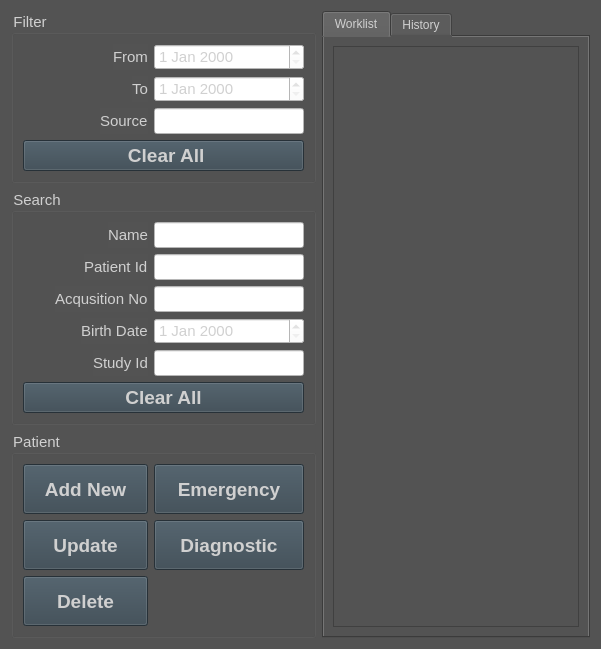
Qt form View/Page/WorklistPage.ui (altay-brusan/etrek) before a commit.
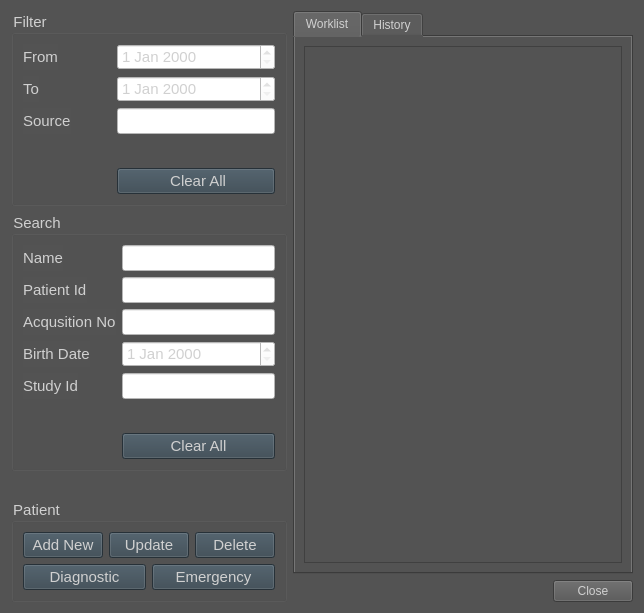
The same form after that commit. The open tabs and pages were chosen to show the change. Icons and pictures are not drawn.

Diff of the .ui file:
```diff
--- a/View/Page/WorklistPage.ui
+++ b/View/Page/WorklistPage.ui
@@ -6,7 +6,7 @@
    <rect>
     <x>0</x>
     <y>0</y>
-    <width>601</width>
+    <width>644</width>
     <height>613</height>
    </rect>
   </property>
@@ -17,9 +17,9 @@
    <string notr="true">background-color: rgb(83, 83, 83);
 color: rgb(208, 208, 208); </string>
   </property>
-  <layout class="QHBoxLayout" name="horizontalLayout_11" stretch="1,9">
+  <layout class="QHBoxLayout" name="horizontalLayout_3" stretch="1,3">
    <item>
-    <layout class="QVBoxLayout" name="verticalLayout_3">
+    <layout class="QVBoxLayout" name="verticalLayout_2">
      <item>
       <widget class="QGroupBox" name="filterGroupBox">
        <property name="font">
@@ -33,22 +33,63 @@
        <property name="title">
         <string>Filter</string>
        </property>
-       <layout class="QVBoxLayout" name="verticalLayout_2">
-        <item>
-         <layout class="QHBoxLayout" name="horizontalLayout_2">
-          <item>
-           <spacer name="horizontalSpacer_8">
+       <layout class="QFormLayout" name="formLayout">
+        <item row="7" column="1">
+         <widget class="QLineEdit" name="filterSourceLineEdit">
+          <property name="minimumSize">
+           <size>
+            <width>150</width>
+            <height>0</height>
+           </size>
+          </property>
+          <property name="font">
+           <font>
+            <pointsize>11</pointsize>
+           </font>
+          </property>
+          <property name="styleSheet">
+           <string notr="true">background-color: rgb(255, 255, 255);</string>
+          </property>
+         </widget>
+        </item>
+        <item row="10" column="1">
+         <spacer name="verticalSpacer_3">
             <property name="orientation">
-             <enum>Qt::Orientation::Horizontal</enum>
+           <enum>Qt::Orientation::Vertical</enum>
             </property>
             <property name="sizeHint" stdset="0">
              <size>
-              <width>40</width>
-              <height>20</height>
+            <width>20</width>
+            <height>40</height>
              </size>
             </property>
            </spacer>
           </item>
+        <item row="11" column="1">
+         <widget class="QPushButton" name="clearAllFilterFieldsBtn">
+          <property name="minimumSize">
+           <size>
+            <width>0</width>
+            <height>0</height>
+           </size>
+          </property>
+          <property name="font">
+           <font>
+            <family>Segoe UI</family>
+            <pointsize>11</pointsize>
+            <bold>false</bold>
+           </font>
+          </property>
+          <property name="styleSheet">
+           <string notr="true">background-color: rgb(54, 69, 79);</string>
+          </property>
+          <property name="text">
+           <string> Clear All</string>
+          </property>
+         </widget>
+        </item>
+        <item row="2" column="0">
+         <layout class="QHBoxLayout" name="horizontalLayout_4">
           <item>
            <widget class="QLabel" name="filterStartDateLbl">
             <property name="font">
@@ -62,7 +103,22 @@
            </widget>
           </item>
           <item>
-           <widget class="QDateEdit" name="filterStartDateEdit">
+           <spacer name="horizontalSpacer">
+            <property name="orientation">
+             <enum>Qt::Orientation::Horizontal</enum>
+            </property>
+            <property name="sizeHint" stdset="0">
+             <size>
+              <width>40</width>
+              <height>20</height>
+             </size>
+            </property>
+           </spacer>
+          </item>
+         </layout>
+        </item>
+        <item row="2" column="1">
+         <widget class="QDateEdit" name="filterDueDateEdit">
             <property name="minimumSize">
              <size>
               <width>150</width>
@@ -79,23 +135,8 @@
             </property>
            </widget>
           </item>
-         </layout>
-        </item>
-        <item>
-         <layout class="QHBoxLayout" name="horizontalLayout">
-          <item>
-           <spacer name="horizontalSpacer_7">
-            <property name="orientation">
-             <enum>Qt::Orientation::Horizontal</enum>
-            </property>
-            <property name="sizeHint" stdset="0">
-             <size>
-              <width>40</width>
-              <height>20</height>
-             </size>
-            </property>
-           </spacer>
-          </item>
+        <item row="4" column="0">
+         <layout class="QHBoxLayout" name="horizontalLayout_5">
           <item>
            <widget class="QLabel" name="filterDueDateLbl">
             <property name="font">
@@ -109,7 +150,22 @@
            </widget>
           </item>
           <item>
-           <widget class="QDateEdit" name="filterDueDateEdit">
+           <spacer name="horizontalSpacer_2">
+            <property name="orientation">
+             <enum>Qt::Orientation::Horizontal</enum>
+            </property>
+            <property name="sizeHint" stdset="0">
+             <size>
+              <width>40</width>
+              <height>20</height>
+             </size>
+            </property>
+           </spacer>
+          </item>
+         </layout>
+        </item>
+        <item row="4" column="1">
+         <widget class="QDateEdit" name="filterStartDateEdit">
             <property name="minimumSize">
              <size>
               <width>150</width>
@@ -126,26 +182,8 @@
             </property>
            </widget>
           </item>
-         </layout>
-        </item>
-        <item>
-         <layout class="QHBoxLayout" name="horizontalLayout_10">
-          <item>
-           <spacer name="horizontalSpacer_4">
-            <property name="orientation">
-             <enum>Qt::Orientation::Horizontal</enum>
-            </property>
-            <property name="sizeType">
-             <enum>QSizePolicy::Policy::Expanding</enum>
-            </property>
-            <property name="sizeHint" stdset="0">
-             <size>
-              <width>40</width>
-              <height>10</height>
-             </size>
-            </property>
-           </spacer>
-          </item>
+        <item row="7" column="0">
+         <layout class="QHBoxLayout" name="horizontalLayout_6">
           <item>
            <widget class="QLabel" name="filterSourceLbl">
             <property name="font">
@@ -159,60 +197,19 @@
            </widget>
           </item>
           <item>
-           <widget class="QLineEdit" name="filterSourceLineEdit">
-            <property name="minimumSize">
-             <size>
-              <width>150</width>
-              <height>0</height>
-             </size>
-            </property>
-            <property name="font">
-             <font>
-              <pointsize>11</pointsize>
-             </font>
-            </property>
-            <property name="styleSheet">
-             <string notr="true">background-color: rgb(255, 255, 255);</string>
-            </property>
-           </widget>
-          </item>
-         </layout>
-        </item>
-        <item>
-         <widget class="QPushButton" name="clearAllFilterFieldsBtn">
-          <property name="minimumSize">
-           <size>
-            <width>0</width>
-            <height>0</height>
-           </size>
-          </property>
-          <property name="font">
-           <font>
-            <family>Arial</family>
-            <pointsize>14</pointsize>
-            <bold>true</bold>
-           </font>
-          </property>
-          <property name="styleSheet">
-           <string notr="true">background-color: rgb(54, 69, 79);</string>
-          </property>
-          <property name="text">
-           <string> Clear All</string>
-          </property>
-         </widget>
-        </item>
-        <item>
-         <spacer name="verticalSpacer">
+           <spacer name="horizontalSpacer_3">
           <property name="orientation">
-           <enum>Qt::Orientation::Vertical</enum>
+             <enum>Qt::Orientation::Horizontal</enum>
           </property>
           <property name="sizeHint" stdset="0">
            <size>
-            <width>20</width>
-            <height>40</height>
+              <width>40</width>
+              <height>20</height>
            </size>
           </property>
          </spacer>
+          </item>
+         </layout>
         </item>
        </layout>
       </widget>
@@ -230,23 +227,8 @@
        <property name="title">
         <string>Search</string>
        </property>
-       <layout class="QVBoxLayout" name="verticalLayout">
-        <item>
-         <layout class="QHBoxLayout" name="horizontalLayout_3">
-          <item>
-           <spacer name="horizontalSpacer_2">
-            <property name="orientation">
-             <enum>Qt::Orientation::Horizontal</enum>
-            </property>
-            <property name="sizeHint" stdset="0">
-             <size>
-              <width>40</width>
-              <height>20</height>
-             </size>
-            </property>
-           </spacer>
-          </item>
-          <item>
+       <layout class="QFormLayout" name="formLayout_2">
+        <item row="0" column="0">
            <widget class="QLabel" name="searchNameLbl">
             <property name="font">
              <font>
@@ -258,7 +240,7 @@
             </property>
            </widget>
           </item>
-          <item>
+        <item row="0" column="1">
            <widget class="QLineEdit" name="searchNameLineEdit">
             <property name="minimumSize">
              <size>
@@ -276,24 +258,7 @@
             </property>
            </widget>
           </item>
-         </layout>
-        </item>
-        <item>
-         <layout class="QHBoxLayout" name="horizontalLayout_4">
-          <item>
-           <spacer name="horizontalSpacer">
-            <property name="orientation">
-             <enum>Qt::Orientation::Horizontal</enum>
-            </property>
-            <property name="sizeHint" stdset="0">
-             <size>
-              <width>40</width>
-              <height>20</height>
-             </size>
-            </property>
-           </spacer>
-          </item>
-          <item>
+        <item row="1" column="0">
            <widget class="QLabel" name="searchPatientIdLbl">
             <property name="font">
              <font>
@@ -305,7 +270,7 @@
             </property>
            </widget>
           </item>
-          <item>
+        <item row="1" column="1">
            <widget class="QLineEdit" name="searchPatientIdLineEdit">
             <property name="minimumSize">
              <size>
@@ -323,24 +288,7 @@
             </property>
            </widget>
           </item>
-         </layout>
-        </item>
-        <item>
-         <layout class="QHBoxLayout" name="horizontalLayout_5">
-          <item>
-           <spacer name="horizontalSpacer_5">
-            <property name="orientation">
-             <enum>Qt::Orientation::Horizontal</enum>
-            </property>
-            <property name="sizeHint" stdset="0">
-             <size>
-              <width>40</width>
-              <height>20</height>
-             </size>
-            </property>
-           </spacer>
-          </item>
-          <item>
+        <item row="2" column="0">
            <widget class="QLabel" name="searchAcquisionNoLbl">
             <property name="font">
              <font>
@@ -352,7 +300,7 @@
             </property>
            </widget>
           </item>
-          <item>
+        <item row="2" column="1">
            <widget class="QLineEdit" name="searchAcquisionNoLineEdit">
             <property name="minimumSize">
              <size>
@@ -370,24 +318,7 @@
             </property>
            </widget>
           </item>
-         </layout>
-        </item>
-        <item>
-         <layout class="QHBoxLayout" name="horizontalLayout_6">
-          <item>
-           <spacer name="horizontalSpacer_6">
-            <property name="orientation">
-             <enum>Qt::Orientation::Horizontal</enum>
-            </property>
-            <property name="sizeHint" stdset="0">
-             <size>
-              <width>40</width>
-              <height>20</height>
-             </size>
-            </property>
-           </spacer>
-          </item>
-          <item>
+        <item row="3" column="0">
            <widget class="QLabel" name="searchPatientBirthDateLbl">
             <property name="font">
              <font>
@@ -399,7 +330,7 @@
             </property>
            </widget>
           </item>
-          <item>
+        <item row="3" column="1">
            <widget class="QDateEdit" name="searchPatientBirthDateDateEdit">
             <property name="minimumSize">
              <size>
@@ -417,24 +348,7 @@
             </property>
            </widget>
           </item>
-         </layout>
-        </item>
-        <item>
-         <layout class="QHBoxLayout" name="horizontalLayout_7">
-          <item>
-           <spacer name="horizontalSpacer_3">
-            <property name="orientation">
-             <enum>Qt::Orientation::Horizontal</enum>
-            </property>
-            <property name="sizeHint" stdset="0">
-             <size>
-              <width>40</width>
-              <height>20</height>
-             </size>
-            </property>
-           </spacer>
-          </item>
-          <item>
+        <item row="4" column="0">
            <widget class="QLabel" name="searchStudyIdLbl">
             <property name="font">
              <font>
@@ -446,7 +360,7 @@
             </property>
            </widget>
           </item>
-          <item>
+        <item row="4" column="1">
            <widget class="QLineEdit" name="searchStudyIdTextEdit">
             <property name="minimumSize">
              <size>
@@ -464,9 +378,7 @@
             </property>
            </widget>
           </item>
-         </layout>
-        </item>
-        <item>
+        <item row="6" column="1">
          <widget class="QPushButton" name="clearAllSearchFieldsBtn">
           <property name="minimumSize">
            <size>
@@ -476,9 +388,9 @@
           </property>
           <property name="font">
            <font>
-            <family>Arial</family>
-            <pointsize>14</pointsize>
-            <bold>true</bold>
+            <family>Segoe UI</family>
+            <pointsize>11</pointsize>
+            <bold>false</bold>
            </font>
           </property>
           <property name="styleSheet">
@@ -489,9 +401,35 @@
           </property>
          </widget>
         </item>
+        <item row="5" column="1">
+         <spacer name="verticalSpacer_2">
+          <property name="orientation">
+           <enum>Qt::Orientation::Vertical</enum>
+          </property>
+          <property name="sizeHint" stdset="0">
+           <size>
+            <width>20</width>
+            <height>40</height>
+           </size>
+          </property>
+         </spacer>
+        </item>
        </layout>
       </widget>
      </item>
+     <item>
+      <spacer name="verticalSpacer">
+       <property name="orientation">
+        <enum>Qt::Orientation::Vertical</enum>
+       </property>
+       <property name="sizeHint" stdset="0">
+        <size>
+         <width>20</width>
+         <height>40</height>
+        </size>
+       </property>
+      </spacer>
+     </item>
      <item>
       <widget class="QGroupBox" name="worklistGroupBox">
        <property name="font">
@@ -505,20 +443,28 @@
        <property name="title">
         <string>Patient</string>
        </property>
-       <layout class="QFormLayout" name="formLayout">
-        <item row="0" column="0">
+       <layout class="QVBoxLayout" name="verticalLayout">
+        <item>
+         <layout class="QHBoxLayout" name="horizontalLayout">
+          <item>
          <widget class="QPushButton" name="addNewPatientBtn">
+            <property name="sizePolicy">
+             <sizepolicy hsizetype="Preferred" vsizetype="Preferred">
+              <horstretch>0</horstretch>
+              <verstretch>0</verstretch>
+             </sizepolicy>
+            </property>
           <property name="minimumSize">
            <size>
-            <width>125</width>
-            <height>50</height>
+              <width>0</width>
+              <height>0</height>
            </size>
           </property>
           <property name="font">
            <font>
-            <family>Arial</family>
-            <pointsize>14</pointsize>
-            <bold>true</bold>
+              <family>Segoe UI</family>
+              <pointsize>11</pointsize>
+              <bold>false</bold>
            </font>
           </property>
           <property name="styleSheet">
@@ -529,19 +475,116 @@
           </property>
          </widget>
         </item>
-        <item row="0" column="1">
+          <item>
+           <widget class="QPushButton" name="updatePatientBtn">
+            <property name="sizePolicy">
+             <sizepolicy hsizetype="Preferred" vsizetype="Preferred">
+              <horstretch>0</horstretch>
+              <verstretch>0</verstretch>
+             </sizepolicy>
+            </property>
+            <property name="minimumSize">
+             <size>
+              <width>0</width>
+              <height>0</height>
+             </size>
+            </property>
+            <property name="font">
+             <font>
+              <family>Segoe UI</family>
+              <pointsize>11</pointsize>
+              <bold>false</bold>
+             </font>
+            </property>
+            <property name="styleSheet">
+             <string notr="true">background-color: rgb(54, 69, 79);</string>
+            </property>
+            <property name="text">
+             <string>Update</string>
+            </property>
+           </widget>
+          </item>
+          <item>
+           <widget class="QPushButton" name="deletePatientBtn">
+            <property name="sizePolicy">
+             <sizepolicy hsizetype="Preferred" vsizetype="Preferred">
+              <horstretch>0</horstretch>
+              <verstretch>0</verstretch>
+             </sizepolicy>
+            </property>
+            <property name="minimumSize">
+             <size>
+              <width>0</width>
+              <height>0</height>
+             </size>
+            </property>
+            <property name="font">
+             <font>
+              <family>Segoe UI</family>
+              <pointsize>11</pointsize>
+              <bold>false</bold>
+             </font>
+            </property>
+            <property name="styleSheet">
+             <string notr="true">background-color: rgb(54, 69, 79);</string>
+            </property>
+            <property name="text">
+             <string>Delete</string>
+            </property>
+           </widget>
+          </item>
+         </layout>
+        </item>
+        <item>
+         <layout class="QHBoxLayout" name="horizontalLayout_2">
+          <item>
+           <widget class="QPushButton" name="nonDiagnosticBtn">
+            <property name="sizePolicy">
+             <sizepolicy hsizetype="Preferred" vsizetype="Preferred">
+              <horstretch>0</horstretch>
+              <verstretch>0</verstretch>
+             </sizepolicy>
+            </property>
+            <property name="minimumSize">
+             <size>
+              <width>0</width>
+              <height>0</height>
+             </size>
+            </property>
+            <property name="font">
+             <font>
+              <family>Segoe UI</family>
+              <pointsize>11</pointsize>
+              <bold>false</bold>
+             </font>
+            </property>
+            <property name="styleSheet">
+             <string notr="true">background-color: rgb(54, 69, 79);</string>
+            </property>
+            <property name="text">
+             <string>Diagnostic</string>
+            </property>
+           </widget>
+          </item>
+          <item>
          <widget class="QPushButton" name="emergencyPatientBtn">
+            <property name="sizePolicy">
+             <sizepolicy hsizetype="Preferred" vsizetype="Preferred">
+              <horstretch>0</horstretch>
+              <verstretch>0</verstretch>
+             </sizepolicy>
+            </property>
           <property name="minimumSize">
            <size>
-            <width>125</width>
-            <height>50</height>
+              <width>0</width>
+              <height>0</height>
            </size>
           </property>
           <property name="font">
            <font>
-            <family>Arial</family>
-            <pointsize>14</pointsize>
-            <bold>true</bold>
+              <family>Segoe UI</family>
+              <pointsize>11</pointsize>
+              <bold>false</bold>
            </font>
           </property>
           <property name="styleSheet">
@@ -566,80 +609,15 @@
           </property>
          </widget>
         </item>
-        <item row="1" column="0">
-         <widget class="QPushButton" name="updatePatientBtn">
-          <property name="minimumSize">
-           <size>
-            <width>125</width>
-            <height>50</height>
-           </size>
-          </property>
-          <property name="font">
-           <font>
-            <family>Arial</family>
-            <pointsize>14</pointsize>
-            <bold>true</bold>
-           </font>
-          </property>
-          <property name="styleSheet">
-           <string notr="true">background-color: rgb(54, 69, 79);</string>
-          </property>
-          <property name="text">
-           <string>Update</string>
-          </property>
-         </widget>
+         </layout>
         </item>
-        <item row="1" column="1">
-         <widget class="QPushButton" name="nonDiagnosticBtn">
-          <property name="minimumSize">
-           <size>
-            <width>150</width>
-            <height>50</height>
-           </size>
-          </property>
-          <property name="font">
-           <font>
-            <family>Arial</family>
-            <pointsize>14</pointsize>
-            <bold>true</bold>
-           </font>
-          </property>
-          <property name="styleSheet">
-           <string notr="true">background-color: rgb(54, 69, 79);</string>
-          </property>
-          <property name="text">
-           <string>Diagnostic</string>
-          </property>
-         </widget>
-        </item>
-        <item row="2" column="0">
-         <widget class="QPushButton" name="deletePatientBtn">
-          <property name="minimumSize">
-           <size>
-            <width>125</width>
-            <height>50</height>
-           </size>
-          </property>
-          <property name="font">
-           <font>
-            <family>Arial</family>
-            <pointsize>14</pointsize>
-            <bold>true</bold>
-           </font>
-          </property>
-          <property name="styleSheet">
-           <string notr="true">background-color: rgb(54, 69, 79);</string>
-          </property>
-          <property name="text">
-           <string>Delete</string>
-          </property>
-         </widget>
-        </item>
        </layout>
       </widget>
      </item>
     </layout>
    </item>
+   <item>
+    <layout class="QVBoxLayout" name="verticalLayout_3">
    <item>
     <widget class="QTabWidget" name="tabWidgetQueueList">
      <property name="styleSheet">
@@ -652,7 +630,7 @@
       <attribute name="title">
        <string>Worklist</string>
       </attribute>
-      <layout class="QHBoxLayout" name="horizontalLayout_9">
+        <layout class="QVBoxLayout" name="verticalLayout_4">
        <item>
         <widget class="QTableView" name="tableViewWorklist">
          <property name="styleSheet">
@@ -677,6 +655,15 @@
       </layout>
      </widget>
     </widget>
+     </item>
+     <item>
+      <widget class="QDialogButtonBox" name="buttonBox">
+       <property name="standardButtons">
+        <set>QDialogButtonBox::StandardButton::Close</set>
+       </property>
+      </widget>
+     </item>
+    </layout>
    </item>
   </layout>
  </widget>
```
Left out of the diff: 2 changed lines with no effect on the pictures. Lines whose indentation alone changed are shown as unchanged.
